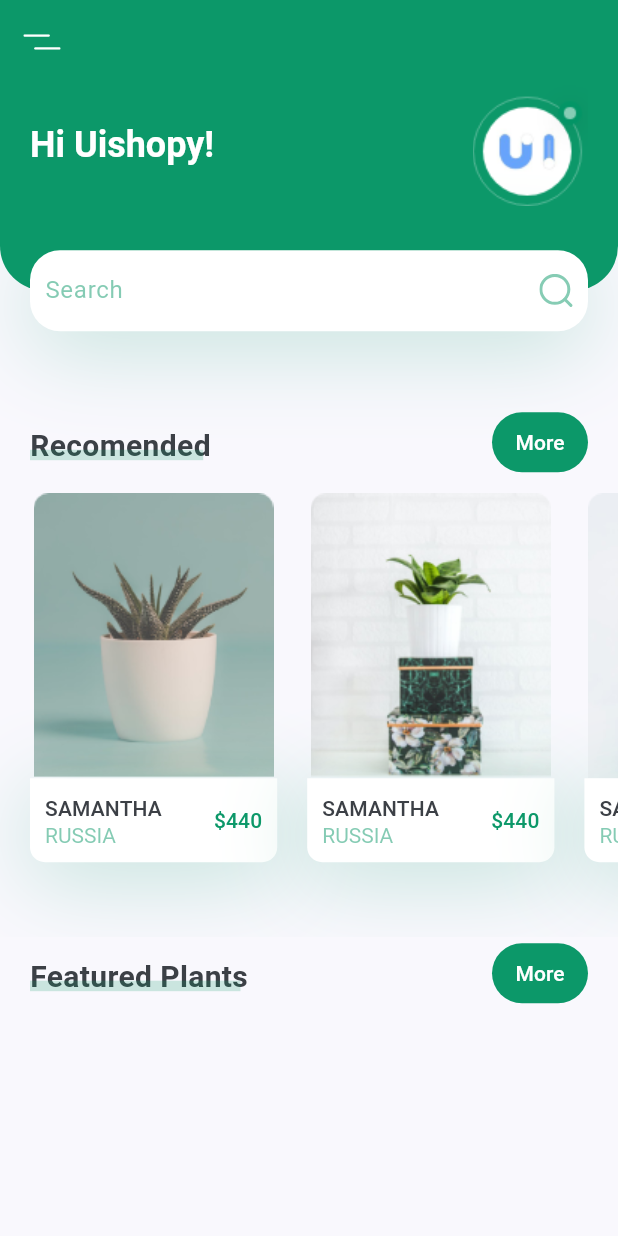
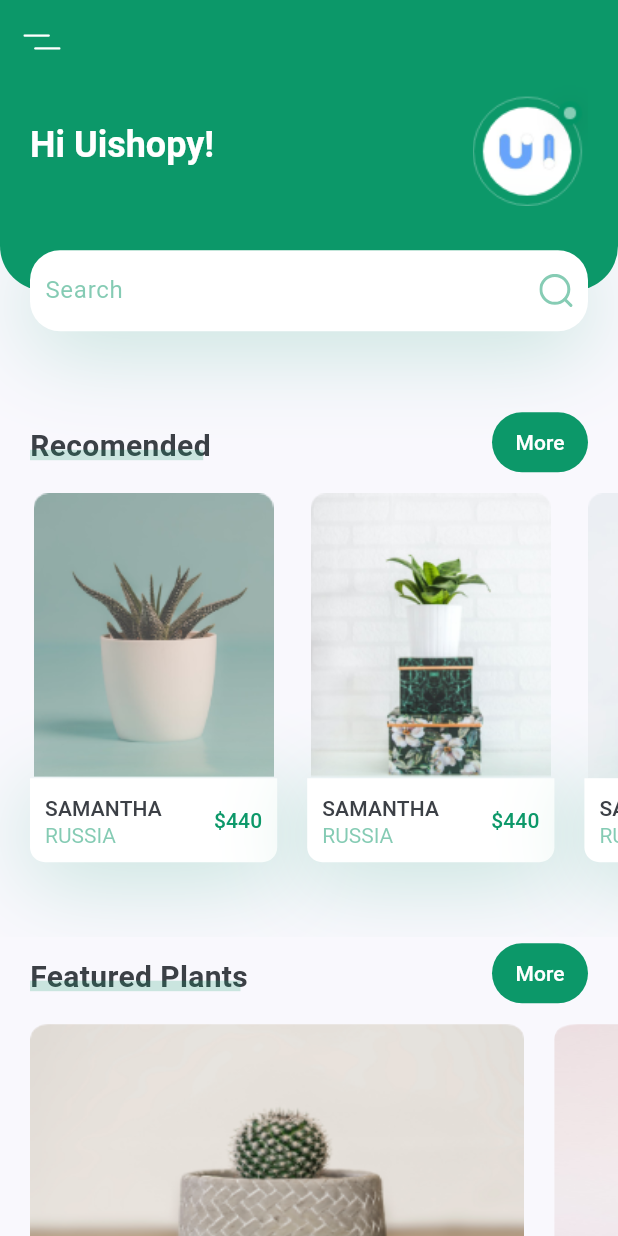
Before and after one commit to adel7ussein/Plant-App, a Flutter app: the screen it shows after launch, on a phone screen of 412 x 824 dp. Run offline on Flutter 3.47's test engine with Material 3 defaults, Android fonts, the phone set to English and light mode, and no system bars; our stand-ins replace flutter_svg.

Commit message:
Create List of FeaturePlants

```diff
--- a/lib/screens/home/component/body.dart
+++ b/lib/screens/home/component/body.dart
@@ -1,5 +1,8 @@
 import 'package:flutter/material.dart';
+import 'package:plant_app/constants.dart';
 import 'package:plant_app/screens/home/component/custom_button.dart';
+import 'package:plant_app/screens/home/component/custom_feature_plantcard.dart';
+import 'package:plant_app/screens/home/component/feature_plants.dart';
 import 'package:plant_app/screens/home/component/header_with_searchbox.dart';
 import 'package:plant_app/screens/home/component/recommended_listof_plants.dart';
 
@@ -20,7 +23,9 @@ class Body extends StatelessWidget {
             press: () {},
           ),
           const RecommendedListOfPlants(),
-          CustomButton(buttonName: "Featured Plants", press: (){})
+          CustomButton(buttonName: "Featured Plants", press: () {}),
+          const FeaturePlants(),
+          const SizedBox(height: kDefaultPadding,)
         ],
       ),
     );
--- /dev/null
+++ b/lib/screens/home/component/custom_feature_plantcard.dart
@@ -0,0 +1,32 @@
+import 'package:flutter/material.dart';
+import 'package:plant_app/constants.dart';
+
+class CustomFeaturePlantCard extends StatelessWidget {
+  const CustomFeaturePlantCard({
+    super.key,
+    required this.image,
+    required this.press,
+  });
+  final String image;
+  final Function() press;
+
+  @override
+  Widget build(BuildContext context) {
+    Size size = MediaQuery.of(context).size;
+    return GestureDetector(
+      onTap: press,
+      child: Container(
+        margin: const EdgeInsets.only(
+          left: kDefaultPadding,
+          top: kDefaultPadding / 2,
+          bottom: kDefaultPadding / 2,
+        ),
+        width: size.width * 0.8,
+        height: 185,
+        decoration: BoxDecoration(
+            borderRadius: BorderRadius.circular(10),
+            image: DecorationImage(image: AssetImage(image),fit: BoxFit.fill)),
+      ),
+    );
+  }
+}
--- /dev/null
+++ b/lib/screens/home/component/feature_plants.dart
@@ -0,0 +1,27 @@
+import 'package:flutter/material.dart';
+import 'package:plant_app/screens/home/component/custom_feature_plantcard.dart';
+
+class FeaturePlants extends StatelessWidget {
+  const FeaturePlants({
+    super.key,
+  });
+
+  @override
+  Widget build(BuildContext context) {
+    return SingleChildScrollView(
+      scrollDirection: Axis.horizontal,
+      child: Row(
+        children: [
+          CustomFeaturePlantCard(
+            image: "assets/images/bottom_img_1.png",
+            press: () {},
+          ),
+          CustomFeaturePlantCard(
+            image: "assets/images/bottom_img_2.png",
+            press: () {},
+          ),
+        ],
+      ),
+    );
+  }
+}
--- a/lib/screens/home/component/header_with_searchbox.dart
+++ b/lib/screens/home/component/header_with_searchbox.dart
@@ -31,8 +31,10 @@ class HeaderWithSearchBox extends StatelessWidget {
           child: Row(children: [
             Text(
               'Hi Uishopy!',
-              style: Theme.of(context).textTheme.headlineSmall!.copyWith(
-                  color: Colors.white, fontWeight: FontWeight.bold),
+              style: Theme.of(context)
+                  .textTheme
+                  .headlineSmall!
+                  .copyWith(color: Colors.white, fontWeight: FontWeight.bold),
             ),
             const Spacer(),
             Image.asset("assets/images/logo.png")
@@ -43,8 +45,7 @@ class HeaderWithSearchBox extends StatelessWidget {
             left: 0,
             right: 0,
             child: Container(
-              margin:
-                  const EdgeInsets.symmetric(horizontal: kDefaultPadding),
+              margin: const EdgeInsets.symmetric(horizontal: kDefaultPadding),
               height: 54,
               decoration: BoxDecoration(
                   color: Colors.white,
@@ -61,11 +62,14 @@ class HeaderWithSearchBox extends StatelessWidget {
                   children: [
                     Expanded(
                       child: TextField(
+                        onTapOutside: (event) {
+                          FocusManager.instance.primaryFocus!.unfocus();
+                        },
                         onChanged: (value) {},
                         decoration: InputDecoration(
                           hintText: "Search",
-                          hintStyle: TextStyle(
-                              color: kPrimaryColor.withOpacity(0.5)),
+                          hintStyle:
+                              TextStyle(color: kPrimaryColor.withOpacity(0.5)),
                           enabledBorder: InputBorder.none,
                           focusedBorder: InputBorder.none,
                           // Suffix(SuffixIcon) is not working properly with SVG
```
